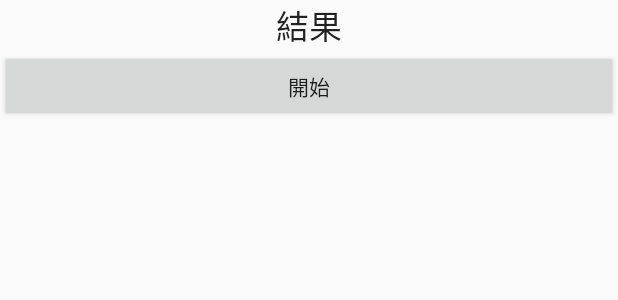
After one commit to maxtsai1991/MaxFunctionPractise, an Android app: the layout activity_handle.xml on its own in the app's theme, with its tools: preview values and no code run, on a phone screen of 412 x 824 dp. The commit adds this screen. Shown: the top 300 px of the screen. Run offline under Robolectric (Android 15) with nearby library versions, the phone set to English and light mode, and no system bars.

Commit message:
同步ｖｓ異步，主執行緒與子執行緒，使用Ｈａｎｄｌｅ與Ｍｅｓｓａｇｅ類

```diff
--- a/app/src/main/AndroidManifest.xml
+++ b/app/src/main/AndroidManifest.xml
@@ -12,6 +12,9 @@
         android:roundIcon="@drawable/parrotproject"
         android:supportsRtl="true"
         android:theme="@style/Theme.Jsonpersoncat">
+        <activity
+            android:name=".HandleActivity"
+            android:exported="false" />
         <activity
             android:name=".LiveDataTestActivity"
             android:exported="false" />
--- /dev/null
+++ b/app/src/main/res/layout/activity_handle.xml
@@ -0,0 +1,39 @@
+<?xml version="1.0" encoding="utf-8"?>
+<androidx.constraintlayout.widget.ConstraintLayout xmlns:android="http://schemas.android.com/apk/res/android"
+    xmlns:app="http://schemas.android.com/apk/res-auto"
+    xmlns:tools="http://schemas.android.com/tools"
+    android:layout_width="match_parent"
+    android:layout_height="match_parent"
+    tools:context=".HandleActivity">
+
+    <ScrollView
+        android:layout_width="match_parent"
+        android:layout_height="match_parent"
+        app:layout_constraintBottom_toBottomOf="parent"
+        app:layout_constraintEnd_toEndOf="parent"
+        app:layout_constraintStart_toStartOf="parent"
+        app:layout_constraintTop_toTopOf="parent">
+
+        <LinearLayout
+            android:layout_width="match_parent"
+            android:layout_height="wrap_content"
+            android:orientation="vertical" >
+
+            <TextView
+                android:id="@+id/tv_content"
+                android:layout_width="match_parent"
+                android:layout_height="wrap_content"
+                android:gravity="center"
+                android:text="結果"
+                android:textAppearance="@style/TextAppearance.AppCompat.Large" />
+
+            <Button
+                android:id="@+id/bt_contentopen"
+                android:layout_width="match_parent"
+                android:layout_height="wrap_content"
+                android:onClick="start"
+                android:text="開始" />
+        </LinearLayout>
+    </ScrollView>
+
+</androidx.constraintlayout.widget.ConstraintLayout>
--- a/app/src/main/res/layout/activity_home_main.xml
+++ b/app/src/main/res/layout/activity_home_main.xml
@@ -344,6 +344,12 @@
                 android:background="#8BC34A"
                 android:text="Room and Stetho" />
 
+            <Button
+                android:id="@+id/bt_handletest"
+                android:layout_width="match_parent"
+                android:layout_height="wrap_content"
+                android:text="同步VS異步" />
+
 
         </LinearLayout>
     </ScrollView>
```
Also changed, not shown: app/src/main/java/com/example/demo/jsonpersoncat/HandleActivity.java (added, +87 -0 lines), app/src/main/java/com/example/demo/jsonpersoncat/HomeMainActivity.java (+13 -1 lines).
